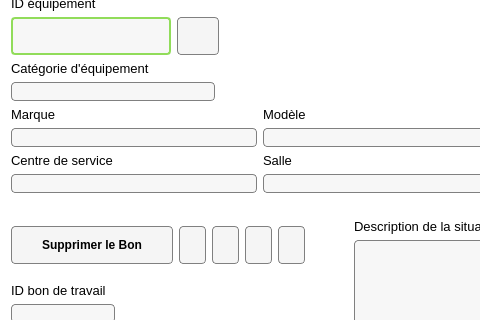
Qt form Interface/FenetresEnUI/SuppressionBonDeTravail.ui (ProjetPC2/SIMM2.0-DEV) before a commit; both pictures show x 0 to 480 and y 81 to 401 of the 1440 by 810 pixel window.
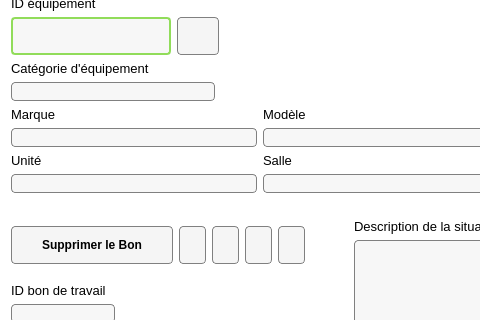
The same form after that commit. Icons and pictures are not drawn.

Commit message:
Centre de service/Code ASSET/Hopital St-Michel
J'ai modifié Centre de Service pour Unité, Code ASSET pour Voltage/Courant et Hopital Saint-Michel pour Hopital Universitaire Justinien dans toutes les fenêtres .ui. Je vais re-commit quand je les aurais transformer en .py

The edit to the form file:
```diff
--- a/Interface/FenetresEnUI/SuppressionBonDeTravail.ui
+++ b/Interface/FenetresEnUI/SuppressionBonDeTravail.ui
@@ -290,7 +290,7 @@
             <string notr="true">background:white;</string>
            </property>
            <property name="text">
-            <string>Centre de service</string>
+            <string>Unité</string>
            </property>
           </widget>
          </item>
```
Left out of the diff: 2 changed lines with no effect on the pictures. The commit also changes 16 other files.
